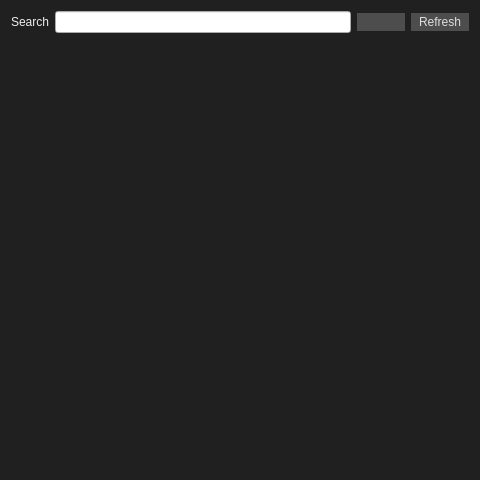
First picture: the form in src/ui/controls/assetpickerwidget.ui, repository jahshaka/Studio, before the edit.
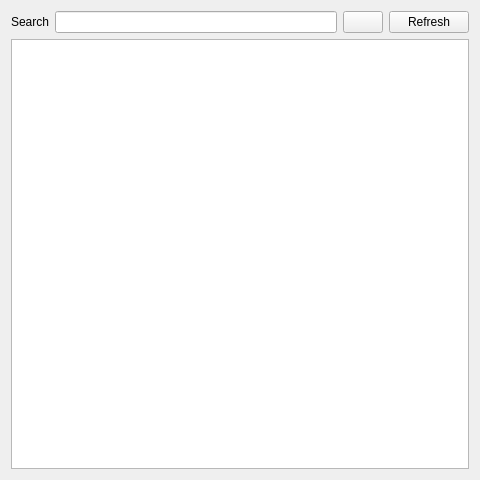
Second picture: the form after the edit. Icons and pictures are not drawn.

What changed in the file:
```diff
--- a/src/ui/controls/assetpickerwidget.ui
+++ b/src/ui/controls/assetpickerwidget.ui
@@ -13,125 +13,6 @@
   <property name="windowTitle">
    <string>Form</string>
   </property>
-  <property name="styleSheet">
-   <string notr="true">QWidget#AssetPickerWidget, #assetView {
-	background: #202020;
-}
-
-QLabel {
-	color: #EEE;
-}
-
-QPushButton {
-    background-color: #4D4D4D;
-    color: #DEDEDE;
-    border: 0;
-	padding: 2px 8px;
-}
-
-QPushButton:hover {
-    background-color: #555;
-}
-
-QPushButton:pressed {
-    background-color: #444;
-}
-
-QSlider::groove:horizontal {
-   /* height: 8px; /* the groove expands to the size of the slider by default. by giving it a height, it has a fixed size */
-    background: #404040;
-}
-
-QSlider::handle:horizontal {
-    background: #AFAFAF;
-    width: 10px;
-    margin: -2px 0; /* handle is placed by default on the contents rect of the groove. Expand outside the groove */
-}
-
-QListView {
-	background: #303030;
-	border: 0;
-}
-
-QListWidget {
-	background: #404040;
-	color: #CECECE;
-}
-
-QListView::item:selected {
-    border: 1px solid #3498db;
-	background: #3498db;
-	color: #CECECE;
-}
-
-/* ================== */
-
- QScrollBar:vertical {
-     background-color: #212121;
-     width: 18px;
-     margin: 22px 0 22px 0;
- }
-
- QScrollBar::handle:vertical {
-	background-color: #444;
-     min-height: 20px;
-     margin-left: 2px;
-     margin-right: 2px;
- }
-
-QScrollBar::handle:vertical:hover {
-	background-color: #555;
-	min-height: 20px;
-	margin-left: 2px;
-	margin-right: 2px;
-}
-
-QScrollBar::add-line:vertical {
-	background-color: #444;
-	height: 20px;
-	border: 2px solid #212121;
-	border-width: 2px 2px  0 2px;
-	subcontrol-position: bottom;
-	subcontrol-origin: margin;
- }
-
-QScrollBar::sub-line:vertical {
-    background-color: #444;
-	height: 20px;
-	border: 2px solid #212121;
-	border-width: 0 2px 2px 2px;
-	subcontrol-position: top;
-	subcontrol-origin: margin;
- }
-
-QScrollBar::up-arrow:vertical {
-    image: url(:/icons/up-arrow.svg);
-}
-
-QScrollBar::up-arrow:vertical:hover {
-    background-color: #555;
-}
-
-QScrollBar::down-arrow:vertical {
-    image: url(:/icons/down-arrow.svg);
-}
-
-QScrollBar::down-arrow:vertical:hover {
-    background-color: #555;
-}
-
-/* ========================== */
-
-/* For icon only */
-/*QListView::icon {
-    left: 10px;
-}*/
-
-/* For text only */
-/*QListView::text {
-    left: 10px;
-}*/</string>
-  </property>
   <layout class="QGridLayout" name="gridLayout">
    <item row="0" column="0">
     <layout class="QHBoxLayout" name="horizontalLayout">
@@ -184,11 +65,6 @@
    </item>
    <item row="1" column="0">
     <widget class="QListWidget" name="assetView">
-     <property name="styleSheet">
-      <string notr="true">QScrollBar:vertical {
-	background: #1e1e1e;
-}</string>
-     </property>
     </widget>
    </item>
   </layout>
```
